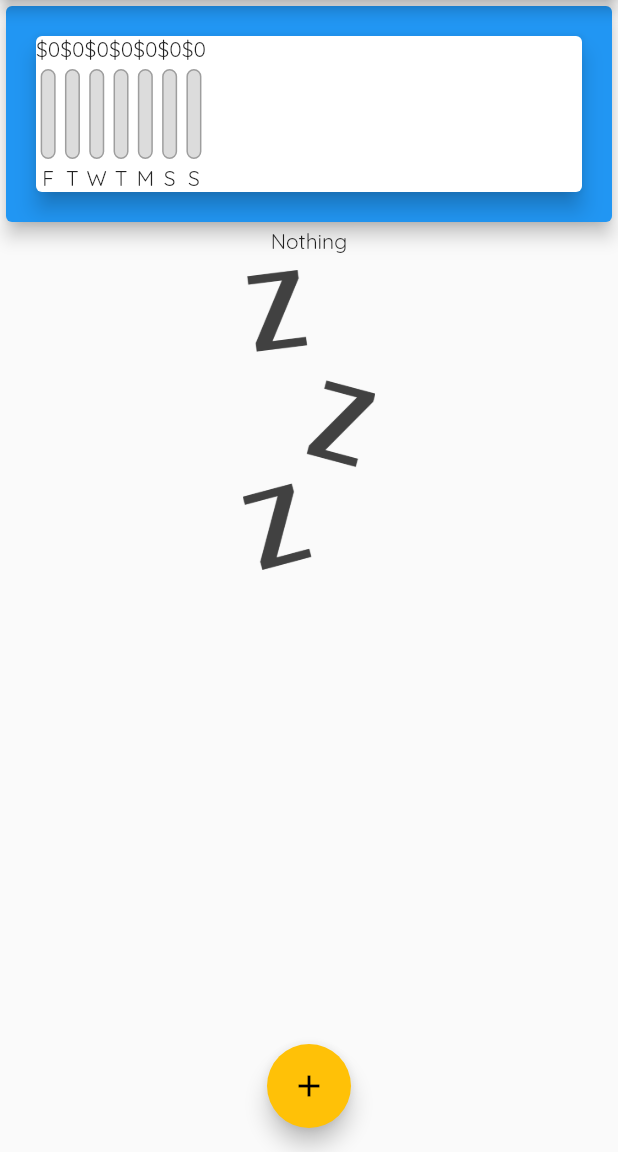
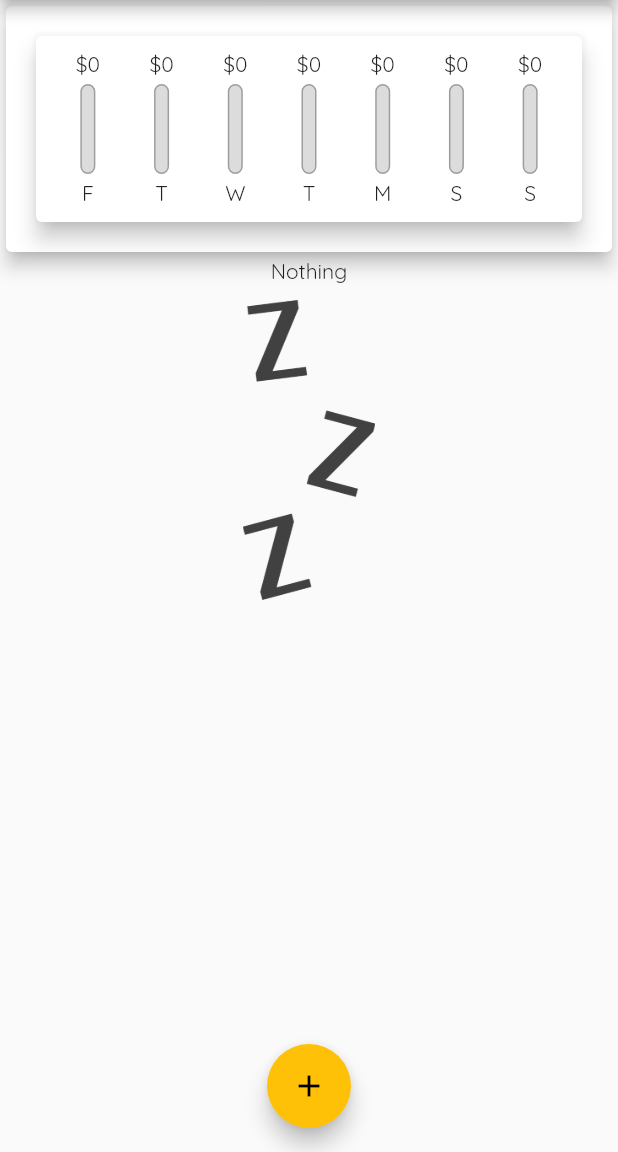
Before and after one commit to dksalsgus/flutter_planning, a Flutter app: the screen it shows after launch, on a phone screen of 412 x 824 dp, the part 84-1236 px from its top. Run offline on Flutter 3.47's test engine with Material 2 defaults, Android fonts, the phone set to English and light mode, and no system bars; Roboto replaces fonts that are missing (Open Sans).

Commit message:
chart 정리

```diff
--- a/lib/main.dart
+++ b/lib/main.dart
@@ -92,7 +92,6 @@ class _MyHomePageState extends State<MyHomePage> {
             Container(
               width: double.infinity,
               child: Card(
-                color: Colors.blue,
                 child: Chart(_recentTransactions),
                 elevation: 5, // 그림자 (고도) 설정
               ),
--- a/lib/widgets/chart.dart
+++ b/lib/widgets/chart.dart
@@ -41,13 +41,23 @@ class Chart extends StatelessWidget {
     return Card(
       elevation: 6,
       margin: EdgeInsets.all(20),
-      child: Row(
-        children: groupedTransactionValues.map((data) {
-          return ChartBar(
-              (data['day'] as String),
-              double.parse(data['amount'].toString()),
-              (double.parse(data['amount'].toString())) / totalSpending);
-        }).toList(),
+      child: Container(
+        padding: EdgeInsets.all(10),
+        child: Row(
+          mainAxisAlignment: MainAxisAlignment.spaceAround,
+          children: groupedTransactionValues.map((data) {
+            return Flexible(
+              fit: FlexFit.tight,
+              child: ChartBar(
+                  (data['day'] as String),
+                  double.parse(data['amount'].toString()),
+                  totalSpending == 0.0
+                      ? 0.0
+                      : ((double.parse(data['amount'].toString())) /
+                          totalSpending)),
+            );
+          }).toList(),
+        ),
       ),
     );
   }
--- a/lib/widgets/chart_bar.dart
+++ b/lib/widgets/chart_bar.dart
@@ -10,7 +10,7 @@ class ChartBar extends StatelessWidget {
   Widget build(BuildContext context) {
     return Column(
       children: [
-        Text('\$${spendingAmount.toStringAsFixed(0)}'),
+        FittedBox(child: Text('\$${spendingAmount.toStringAsFixed(0)}')),
         SizedBox(
           height: 4,
         ),
```
